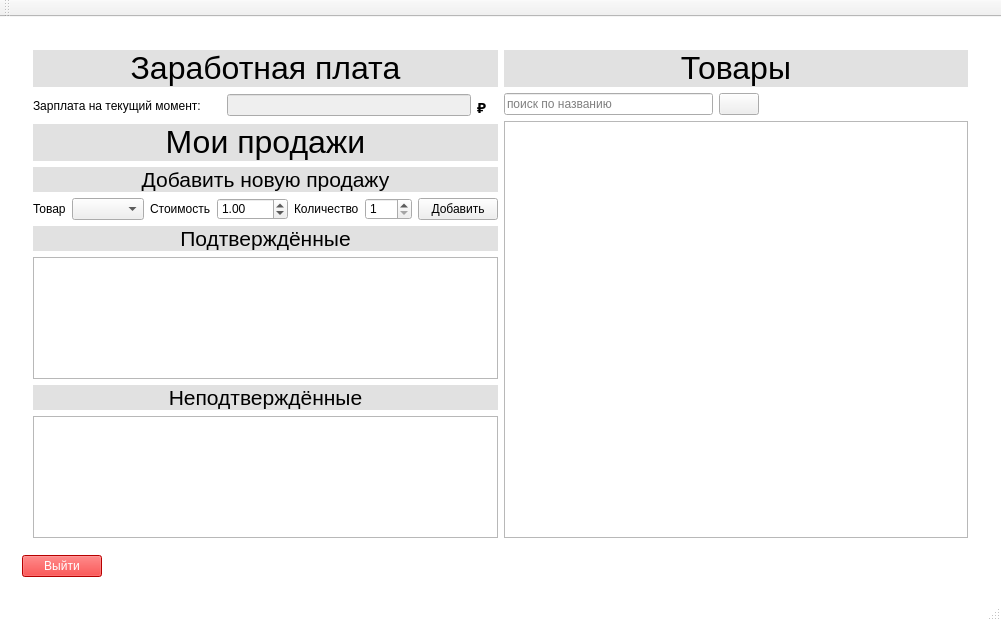
First picture: the form in iSalary/iSalary/mainwindow.ui, repository Polikarpova/iSalary, before the edit.
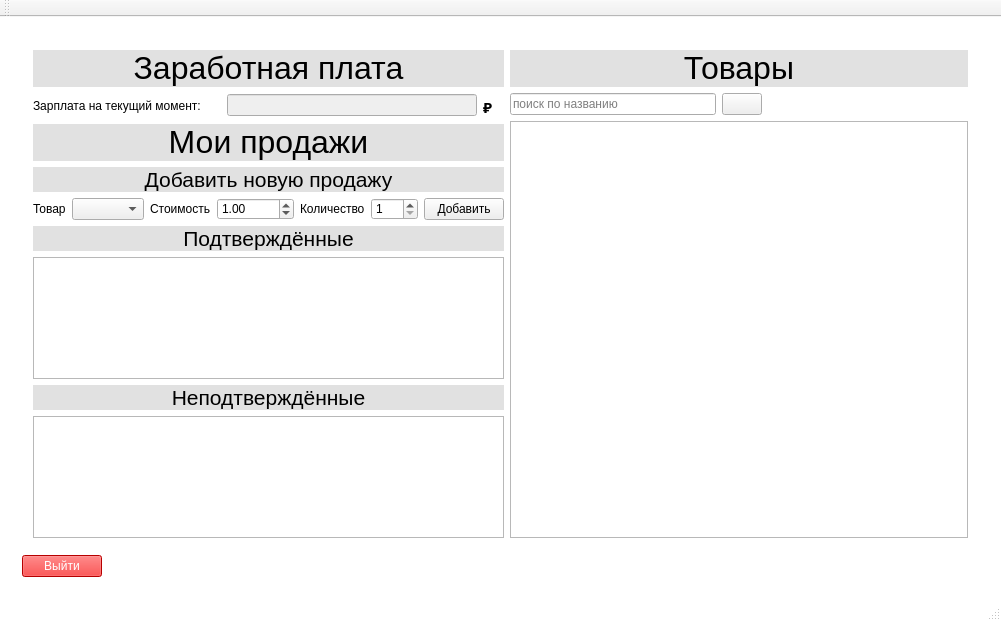
Second picture: the form after the edit. Icons and pictures are not drawn.

The edit to the form file:
```diff
--- a/iSalary/iSalary/mainwindow.ui
+++ b/iSalary/iSalary/mainwindow.ui
@@ -2090,6 +2090,9 @@
                   <property name="minimum">
                    <double>0.010000000000000</double>
                   </property>
+                  <property name="maximum">
+                   <double>99999.990000000005239</double>
+                  </property>
                   <property name="singleStep">
                    <double>0.010000000000000</double>
                   </property>
```
